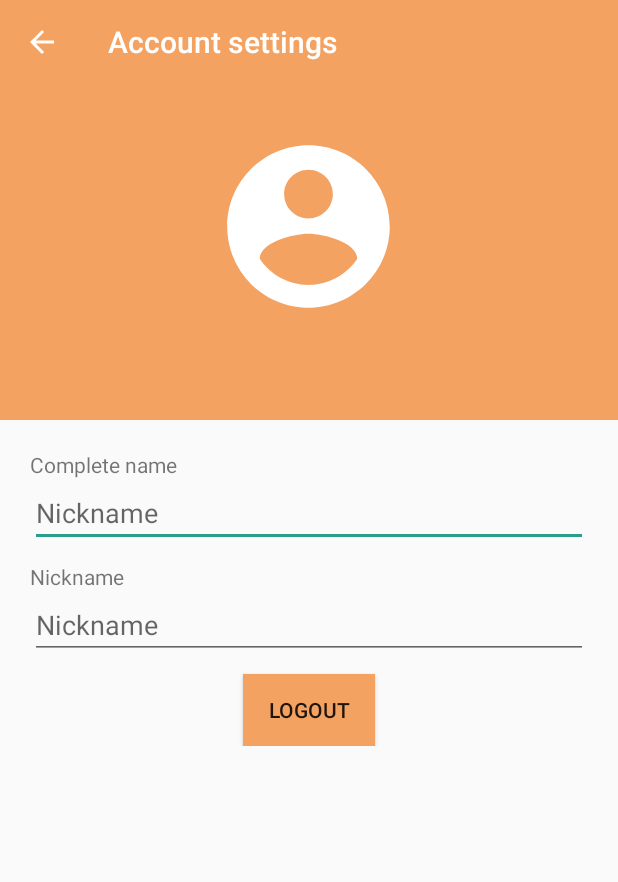
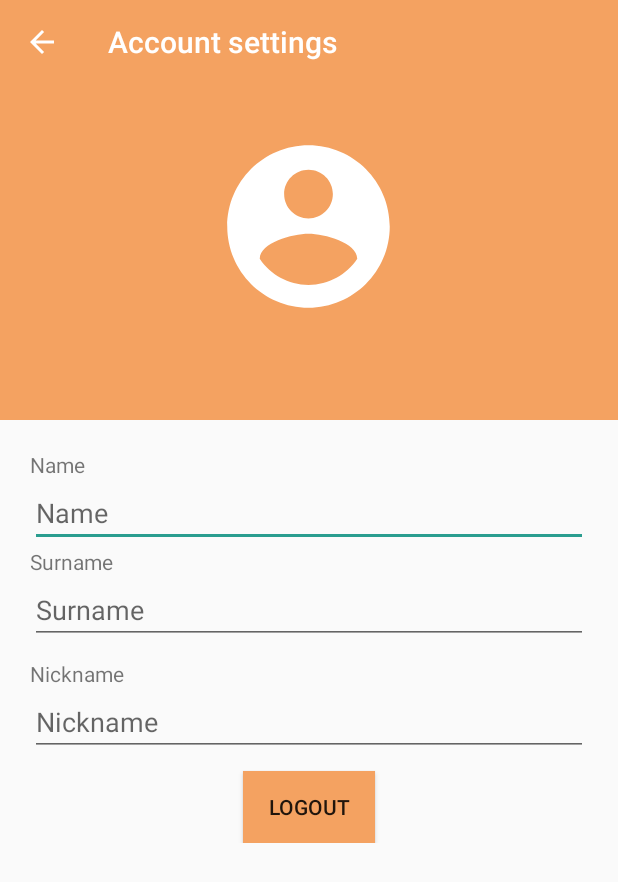
Before and after one commit to micheleantonazzi/ARGame, an Android app: the AccountSettingsActivity screen opened directly, with no data from a screen before it, on a phone screen of 412 x 824 dp. Shown: the top 882 px of the screen. Run offline under Robolectric (Android 15) with nearby library versions, the phone set to English and light mode, and no system bars; our stand-ins replace Firebase (no records; nobody signed in at launch, a user with empty details on screens opened directly); libraries missing offline, so code that uses them is left out: com.firebase.ui.

Commit message:
AccountSettingsActivity.java: split name and surname

```diff
--- a/code/android-native/app/build.gradle
+++ b/code/android-native/app/build.gradle
@@ -8,7 +8,7 @@ android {
 
     defaultConfig {
         applicationId "com.argame"
-        minSdkVersion 16
+        minSdkVersion 22
         targetSdkVersion 30
         versionCode 1
         versionName "1.0"
@@ -45,4 +45,10 @@ dependencies {
     implementation 'com.google.android.material:material:1.2.1'
     implementation 'com.firebaseui:firebase-ui-auth:6.2.0'
     implementation 'com.facebook.android:facebook-android-sdk:5.15.3'
+    // Import the BoM for the Firebase platform
+    implementation platform('com.google.firebase:firebase-bom:25.12.0')
+
+    // Declare the dependency for the Cloud Firestore library
+    // When using the BoM, you don't specify versions in Firebase library dependencies
+    implementation 'com.google.firebase:firebase-firestore'
 }
--- a/code/android-native/app/src/main/java/com/argame/activities/settings/AccountSettingsActivity.java
+++ b/code/android-native/app/src/main/java/com/argame/activities/settings/AccountSettingsActivity.java
@@ -8,6 +8,8 @@ import com.argame.activities.MainActivity;
 import com.firebase.ui.auth.AuthUI;
 import com.google.android.material.appbar.AppBarLayout;
 import com.google.android.material.appbar.CollapsingToolbarLayout;
+
+import androidx.annotation.Nullable;
 import androidx.appcompat.app.ActionBar;
 import androidx.appcompat.app.AppCompatActivity;
 import androidx.appcompat.widget.Toolbar;
@@ -26,6 +28,11 @@ import android.widget.Toast;
 import com.argame.R;
 import com.google.firebase.auth.FirebaseAuth;
 import com.google.firebase.auth.FirebaseUser;
+import com.google.firebase.firestore.DocumentReference;
+import com.google.firebase.firestore.DocumentSnapshot;
+import com.google.firebase.firestore.EventListener;
+import com.google.firebase.firestore.FirebaseFirestore;
+import com.google.firebase.firestore.FirebaseFirestoreException;
 
 public class AccountSettingsActivity extends AppCompatActivity {
 
@@ -44,7 +51,8 @@ public class AccountSettingsActivity extends AppCompatActivity {
         ImageView imageViewProfilePhoto = findViewById(R.id.image_view_profile_photo);
         TextView textViewUserName = findViewById(R.id.textViewUserName);
         TextView textViewUserEmail = findViewById(R.id.textViewUserEmail);
-        EditText editTextName = findViewById(R.id.edit_text_complete_name);
+        EditText editTextName = findViewById(R.id.edit_text_name);
+        EditText editTextSurname = findViewById(R.id.edit_text_surname);
         EditText editTextNickName = findViewById(R.id.edit_text_nickname);
         Button buttonLogout = findViewById(R.id.button_logout);
 
--- a/code/android-native/app/src/main/res/layout/content_scrolling_account_activity.xml
+++ b/code/android-native/app/src/main/res/layout/content_scrolling_account_activity.xml
@@ -17,15 +17,29 @@
         <TextView
             android:layout_width="match_parent"
             android:layout_height="wrap_content"
-            android:text="@string/text_view_complete_name" />
+            android:text="@string/text_view_name" />
 
         <EditText
-            android:id="@+id/edit_text_complete_name"
+            android:id="@+id/edit_text_name"
             android:layout_width="match_parent"
             android:layout_height="wrap_content"
-            android:autofillHints="@string/text_view_complete_name"
+            android:autofillHints="@string/text_view_name"
             android:ems="10"
-            android:hint="@string/text_view_nick_name"
+            android:hint="@string/text_view_name"
+            android:inputType="textPersonName" />
+
+        <TextView
+            android:layout_width="match_parent"
+            android:layout_height="wrap_content"
+            android:text="@string/text_view_surname" />
+
+        <EditText
+            android:id="@+id/edit_text_surname"
+            android:layout_width="match_parent"
+            android:layout_height="wrap_content"
+            android:autofillHints="@string/text_view_surname"
+            android:ems="10"
+            android:hint="@string/text_view_surname"
             android:inputType="textPersonName" />
 
         <TextView
--- a/code/android-native/app/src/main/res/values/strings.xml
+++ b/code/android-native/app/src/main/res/values/strings.xml
@@ -20,7 +20,8 @@
     <string name="menu_item_confirm_title">Confirm</string>
     <string name="profile_data_changed">Profile data changed</string>
     <string name="image_view_profile_photo_description">Profile image</string>
-    <string name="text_view_complete_name">Complete name</string>
+    <string name="text_view_name">Name</string>
+    <string name="text_view_surname">Surname</string>
     <string name="text_view_nick_name">Nickname</string>
     <string name="button_logout_text">Logout</string>
 
```
Also changed, not shown: 2 other files.
